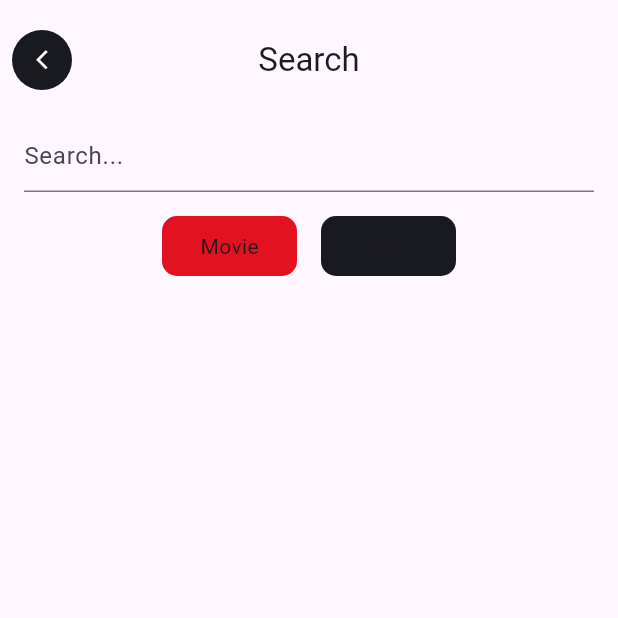
After one commit to mahdinazmi/Flutter-Netflix, a Flutter app: the SearchPage screen opened directly, on a phone screen of 412 x 824 dp, the top half of it. The commit adds this screen. Run offline on Flutter 3.47's test engine with Material 3 defaults, Android fonts, the light colour scheme and no system bars; our stand-ins replace dartz, dio, fan_carousel_image_slider, flutter_bloc, flutter_svg, get_it and 3 more; missing offline and left inert: reactive_button; accounts and stored records are empty.

Commit message:
Selectable Options Implemented

```diff
--- a/lib/presentation/home/pages/home.dart
+++ b/lib/presentation/home/pages/home.dart
@@ -1,11 +1,14 @@
 import 'package:flutter/material.dart';
 import 'package:flutter_svg/flutter_svg.dart';
+import 'package:netflix/common/helper/navigation/app_navigation.dart';
 import 'package:netflix/common/widgets/appbar/app_bar.dart';
 import 'package:netflix/core/configs/assets/app_vectors.dart';
 import 'package:netflix/presentation/home/widgets/category_text.dart';
 import 'package:netflix/presentation/home/widgets/now_playing_movies.dart';
 import 'package:netflix/presentation/home/widgets/popular_tv.dart';
 import 'package:netflix/presentation/home/widgets/trending_movies.dart';
+
+import '../../search/pages/search.dart';
 
 class HomePage extends StatelessWidget {
   const HomePage({super.key});
@@ -15,6 +18,12 @@ class HomePage extends StatelessWidget {
     return Scaffold(
       appBar: BasicAppbar(
         hideBack: true,
+        action: IconButton(
+          icon: const Icon(Icons.search),
+          onPressed: (){
+            AppNavigator.push(context, const SearchPage());
+          },
+        ),
         title: SvgPicture.asset(
            AppVectors.logo
         ),
--- /dev/null
+++ b/lib/presentation/search/bloc/selectable_option_cubit.dart
@@ -0,0 +1,12 @@
+
+
+import 'package:flutter_bloc/flutter_bloc.dart';
+
+enum SearchType {movie,tv}
+
+class SelectableOptionCubit extends Cubit<SearchType> {
+  SelectableOptionCubit() : super(SearchType.movie);
+
+  void selectMovie() => emit(SearchType.movie);
+  void selectTV() => emit(SearchType.tv);
+}
--- /dev/null
+++ b/lib/presentation/search/pages/search.dart
@@ -0,0 +1,54 @@
+import 'package:flutter/material.dart';
+import 'package:flutter_bloc/flutter_bloc.dart';
+import 'package:netflix/common/widgets/appbar/app_bar.dart';
+import 'package:netflix/presentation/search/bloc/selectable_option_cubit.dart';
+
+import '../widgets/search_field.dart';
+import '../widgets/selectable_option.dart';
+
+class SearchPage extends StatelessWidget {
+  const SearchPage({super.key});
+
+  @override
+  Widget build(BuildContext context) {
+    return Scaffold(
+      appBar: const BasicAppbar(
+        title: Text('Search'),
+      ),
+      body: MultiBlocProvider(
+        providers: [
+          BlocProvider(create: (context) => SelectableOptionCubit())
+        ],
+        child: Padding(
+          padding: const EdgeInsets.symmetric(horizontal: 16),
+          child: Column(
+            children: [
+              const SearchField(),
+              const SizedBox(height: 16,),
+              BlocBuilder<SelectableOptionCubit,SearchType>(
+                builder: (context, state) {
+                  return Row(
+                  mainAxisAlignment: MainAxisAlignment.center,
+                  children: [
+                    SelectableOption(
+                      isSelected: context.read<SelectableOptionCubit>().state == SearchType.movie,
+                      title: 'Movie',
+                      onTap: () => context.read<SelectableOptionCubit>().selectMovie(),
+                    ),
+                    const SizedBox(width: 16,),
+                     SelectableOption(
+                      isSelected: context.read<SelectableOptionCubit>().state == SearchType.tv,
+                      title: 'TV',
+                      onTap: () => context.read<SelectableOptionCubit>().selectTV(),
+                    )
+                  ],
+                );
+                },
+              )
+            ],
+          ),
+        ),
+      ),
+    );
+  }
+}
--- /dev/null
+++ b/lib/presentation/search/widgets/search_field.dart
@@ -0,0 +1,14 @@
+import 'package:flutter/material.dart';
+
+class SearchField extends StatelessWidget {
+  const SearchField({super.key});
+
+  @override
+  Widget build(BuildContext context) {
+    return const TextField(
+      decoration: InputDecoration(
+        hintText: 'Search...'
+      ),
+    );
+  }
+}
--- /dev/null
+++ b/lib/presentation/search/widgets/selectable_option.dart
@@ -0,0 +1,34 @@
+import 'package:flutter/material.dart';
+import 'package:netflix/core/configs/theme/app_colors.dart';
+
+class SelectableOption extends StatelessWidget {
+  final String title;
+  final bool isSelected;
+  final VoidCallback onTap;
+  const SelectableOption({
+    super.key,
+    required this.title,
+    required this.isSelected,
+    required this.onTap
+  });
+
+  @override
+  Widget build(BuildContext context) {
+    return GestureDetector(
+      onTap: onTap,
+      child: Container(
+        width: 90,
+        height: 40,
+        decoration: BoxDecoration(
+          borderRadius: BorderRadius.circular(10),
+          color: isSelected ? AppColors.primary : AppColors.secondBackground
+        ),
+        child: Center(
+          child: Text(
+            title,
+          ),
+        ),
+      ),
+    );
+  }
+}
```
